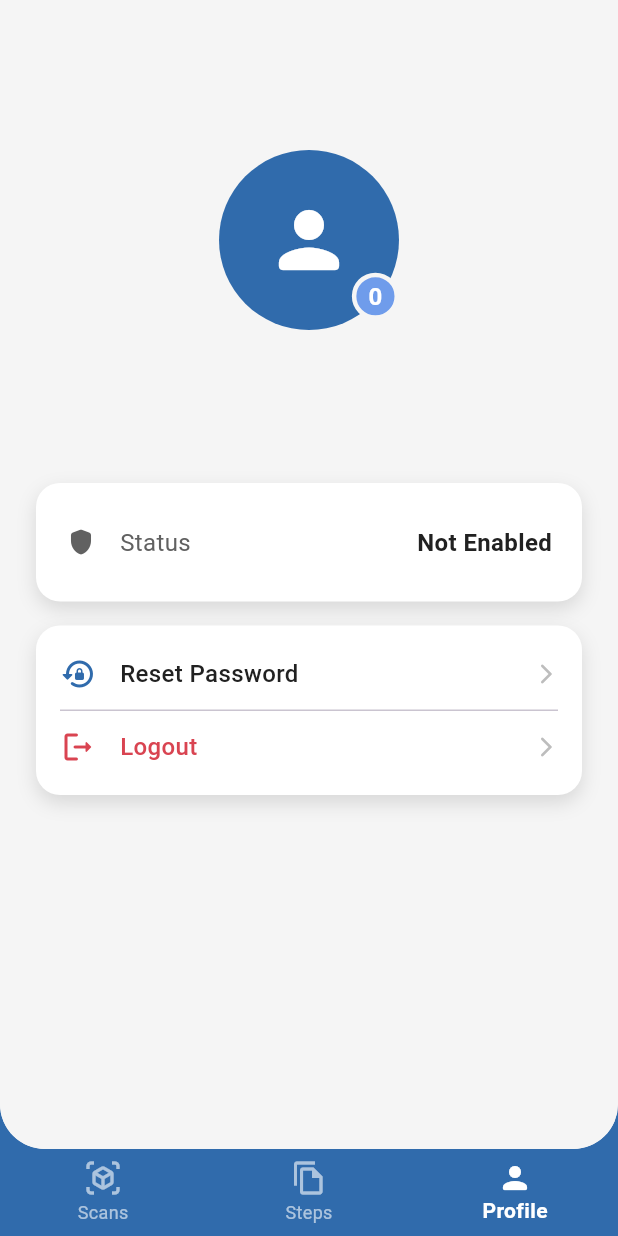
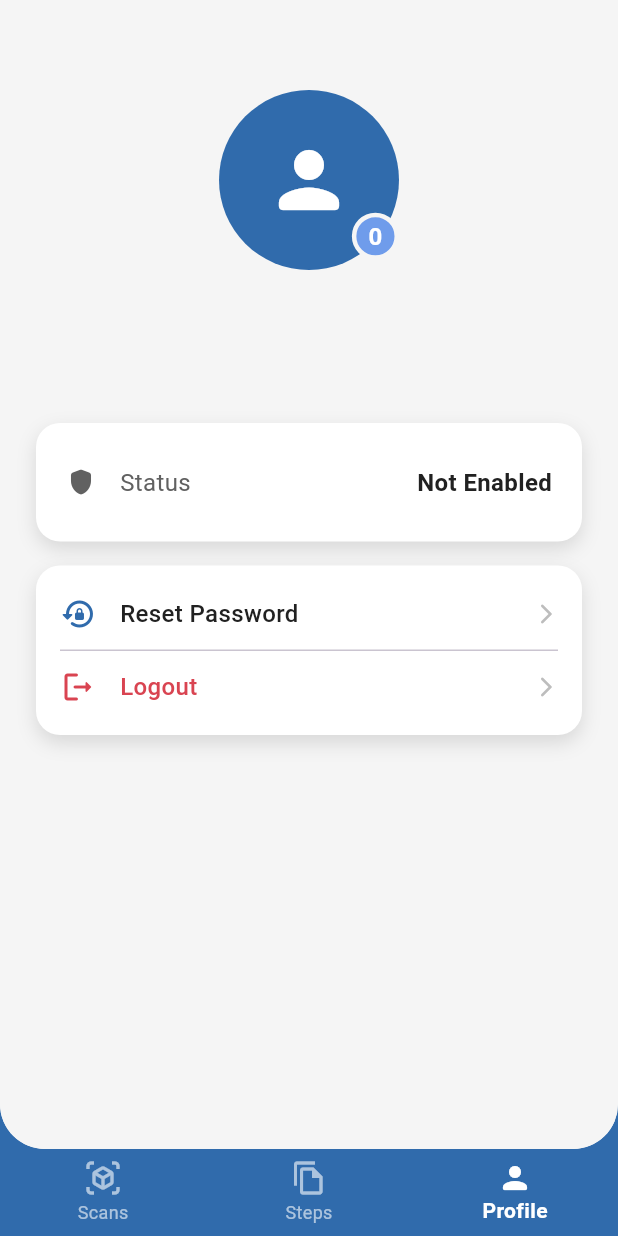
Before and after one commit to tomdevnut/pmdscomputervision, a Flutter app: the screen it shows once a user with an empty profile is signed in, item 3 of the bottom bar chosen, on a phone screen of 412 x 824 dp. Run offline on Flutter 3.47's test engine with Material 3 defaults, Android fonts, the phone set to English and light mode, and no system bars; our stand-ins replace cloud_firestore, file_picker, firebase_auth, firebase_core, firebase_messaging, firebase_storage and 1 more; missing offline and left inert: dart:js_interop, dart:ui_web; accounts and stored records are empty; network calls fail.

Commit message:
Refactor UI components for improved consistency and clarity across multiple screens

```diff
--- a/src/flutter/cad_match/lib/screens/main_page.dart
+++ b/src/flutter/cad_match/lib/screens/main_page.dart
@@ -19,11 +19,8 @@ class _MainPageState extends State<MainPage> {
   @override
   Widget build(BuildContext context) {
     return Scaffold(
-      backgroundColor: AppColors.primary, // Sfondo scuro che funge da base
-      body: SafeArea(
-        bottom: false, // La safe area inferiore è gestita dalla nav bar
-        child: Container(
-          // Contenitore chiaro per le pagine
+      backgroundColor: AppColors.primary,
+      body: Container(
         decoration: const BoxDecoration(
           color: AppColors.backgroundColor,
           borderRadius: BorderRadius.only(
@@ -39,20 +36,20 @@ class _MainPageState extends State<MainPage> {
           child: pages[currentIndex],
         ),
       ),
-      ),
-      bottomNavigationBar: Theme(
+      bottomNavigationBar: SafeArea(
+        top: false,
+        child: Theme(
           data: Theme.of(context).copyWith(
             splashColor: Colors.transparent,
             highlightColor: Colors.transparent,
           ),
           child: BottomNavigationBar(
             currentIndex: currentIndex,
-          backgroundColor: AppColors.primary, // Sfondo scuro per integrarsi
-          type: BottomNavigationBarType
-              .fixed, // Assicura che lo sfondo sia visibile
+            backgroundColor: AppColors.primary,
+            type: BottomNavigationBarType.fixed,
             elevation: 0,
             enableFeedback: false,
-          selectedItemColor: AppColors.buttonText, // Testo e icone bianche
+            selectedItemColor: AppColors.buttonText,
             unselectedItemColor: AppColors.buttonTextSemiTransparent,
             selectedLabelStyle: const TextStyle(fontWeight: FontWeight.bold),
             onTap: (index) {
@@ -79,6 +76,7 @@ class _MainPageState extends State<MainPage> {
             ],
           ),
         ),
+      ),
     );
   }
 }
--- a/src/flutter/cad_match/lib/screens/profile_page.dart
+++ b/src/flutter/cad_match/lib/screens/profile_page.dart
@@ -68,18 +68,36 @@ class _ProfilePageState extends State<ProfilePage> {
     );
   }
 
+  // --- NUOVA FUNZIONE HELPER PER L'ICONA ---
+  IconData _getIconForLevel(int? level) {
+    switch (level) {
+      case 2:
+        return Icons.manage_accounts_rounded;
+      case 1:
+        return Icons.engineering_rounded;
+      default: // Livello 0 o qualsiasi altro caso
+        return Icons.person_rounded;
+    }
+  }
+
   @override
   Widget build(BuildContext context) {
     return Scaffold(
       backgroundColor: AppColors.backgroundColor,
-      body: _isLoading
+      body: SafeArea(
+        // Aggiunto SafeArea per rispettare la status bar
+        bottom: false,
+        child: _isLoading
             ? const Center(
                 child: CircularProgressIndicator(color: AppColors.primary),
               )
             : _user == null
             ? _buildSignedOutView()
             : SingleChildScrollView(
-              padding: const EdgeInsets.only(top: 100.0, bottom: 24.0),
+                padding: const EdgeInsets.only(
+                  top: 60.0,
+                  bottom: 24.0,
+                ), // Aggiustato padding
                 child: Column(
                   crossAxisAlignment: CrossAxisAlignment.center,
                   children: [
@@ -107,18 +125,26 @@ class _ProfilePageState extends State<ProfilePage> {
                   ],
                 ),
               ),
+      ),
     );
   }
 
   Widget _buildProfileIconWithBadge() {
-    String level = _userData?['level']?.toString() ?? '...';
+    final int? userLevel = _userData?['level'] as int?;
+    final String levelString = userLevel?.toString() ?? '...';
+    final IconData profileIcon = _getIconForLevel(userLevel);
+
     return Stack(
       alignment: Alignment.bottomRight,
       children: [
-        const CircleAvatar(
+        CircleAvatar(
           radius: 60,
           backgroundColor: AppColors.primary,
-          child: Icon(Icons.person_rounded, size: 60, color: Colors.white),
+          child: Icon(
+            profileIcon,
+            size: 60,
+            color: Colors.white,
+          ), // Icona dinamica
         ),
         Container(
           padding: const EdgeInsets.all(8),
@@ -128,7 +154,7 @@ class _ProfilePageState extends State<ProfilePage> {
             border: Border.all(color: AppColors.backgroundColor, width: 3),
           ),
           child: Text(
-            level,
+            levelString,
             style: const TextStyle(
               color: AppColors.buttonText,
               fontWeight: FontWeight.bold,
@@ -162,7 +188,6 @@ class _ProfilePageState extends State<ProfilePage> {
             label: 'Status',
             value: (_userData?['enabled'] ?? false) ? 'Enabled' : 'Not Enabled',
           ),
-          // Aggiungi qui altre info se necessario
         ],
       ),
     );
--- a/src/flutter/cad_match/lib/screens/scans_page.dart
+++ b/src/flutter/cad_match/lib/screens/scans_page.dart
@@ -194,7 +194,7 @@ class _ScansPageState extends State<ScansPage> {
   Widget _buildHeaderSection(bool hasActiveFilters) {
     return Padding(
       padding: const EdgeInsets.only(
-        top: 40.0,
+        top: 16.0,
         left: 24.0,
         right: 24.0,
         bottom: 16.0,
@@ -311,7 +311,7 @@ class _ScansPageState extends State<ScansPage> {
         onSelected: (_) => onSelected(),
         checkmarkColor: AppColors.primary,
         backgroundColor: AppColors.cardBackground,
-        selectedColor: AppColors.primary.withAlpha(51),
+        selectedColor: AppColors.filterChipColor,
         labelStyle: TextStyle(
           color: isSelected ? AppColors.primary : AppColors.textSecondary,
           fontWeight: FontWeight.bold,
@@ -321,7 +321,7 @@ class _ScansPageState extends State<ScansPage> {
           side: BorderSide(
             color: isSelected
                 ? AppColors.primary
-                : AppColors.unselected.withAlpha(128),
+                : AppColors.unselectedSemiTransparent,
           ),
         ),
       ),
--- a/src/flutter/cad_match/lib/screens/statistic_detail.dart
+++ b/src/flutter/cad_match/lib/screens/statistic_detail.dart
@@ -55,7 +55,7 @@ class StatisticDetailPage extends StatelessWidget {
               'ID: ${_v(stats['scanId'])}',
               style: TextStyle(
                 fontSize: 12,
-                color: AppColors.buttonText.withAlpha(204),
+                color: AppColors.buttonTextSemiTransparent,
               ),
             ),
           ],
--- a/src/flutter/cad_match/lib/screens/steps_page.dart
+++ b/src/flutter/cad_match/lib/screens/steps_page.dart
@@ -112,7 +112,7 @@ class _StepsPageState extends State<StepsPage> {
   Widget _buildHeaderSection() {
     return Padding(
       padding: const EdgeInsets.only(
-        top: 40.0,
+        top: 16.0,
         left: 24.0,
         right: 24.0,
         bottom: 16.0,
@@ -290,6 +290,8 @@ class _StepsPageState extends State<StepsPage> {
         child: InkWell(
           onTap: onTap,
           borderRadius: BorderRadius.circular(16),
+          splashColor: Colors.transparent,
+          highlightColor: Colors.transparent,
           child: Padding(
             padding: const EdgeInsets.all(16.0),
             child: AnimatedSize(
@@ -304,7 +306,7 @@ class _StepsPageState extends State<StepsPage> {
                       Container(
                         padding: const EdgeInsets.all(12),
                         decoration: BoxDecoration(
-                          color: AppColors.primary.withAlpha(26),
+                          color: AppColors.rowBoxColor,
                           borderRadius: BorderRadius.circular(12),
                         ),
                         child: const Icon(
--- a/src/flutter/cad_match/lib/utils.dart
+++ b/src/flutter/cad_match/lib/utils.dart
@@ -24,6 +24,11 @@ class AppColors {
   static const Color unselected = Color(
     0xFFBDBDBD,
   ); // Grigio per elementi non selezionati
+  static Color filterChipColor = primary.withAlpha(51);
+  static Color rowBoxColor = primary.withAlpha(26);
+  static const Color unselectedSemiTransparent = Color(
+    0x99BDBDBD,
+  ); // Grigio semi-trasparente per elementi non selezionati
   static const Color boxborder = Color(
     0x1A000000,
   ); // Bordo nero con bassa opacità
@@ -31,6 +36,7 @@ class AppColors {
     0x99FFFFFF,
   ); // Bianco semi-trasparente
   static const Color shadows = Colors.black12;
+  static const Color blackOverlay = Color(0x80000000);
 
   // Colori semantici
   static const Color error = Color(0xFFD94451);
@@ -196,6 +202,8 @@ Widget buildScanListItem({
     child: Material(
       color: Colors.transparent,
       child: InkWell(
+        splashColor: Colors.transparent,
+        highlightColor: Colors.transparent,
         onTap: onTap,
         borderRadius: BorderRadius.circular(16),
         child: Padding(
@@ -206,7 +214,7 @@ Widget buildScanListItem({
               Container(
                 padding: const EdgeInsets.all(12),
                 decoration: BoxDecoration(
-                  color: AppColors.primary.withAlpha(26),
+                  color: AppColors.rowBoxColor,
                   borderRadius: BorderRadius.circular(12),
                 ),
                 child: Icon(
```
Also changed, not shown: src/flutter/cad_match/lib/screens/scan_detail_page.dart (+8 -6 lines), src/flutter/cad_match/lib/screens/scanning_page.dart (+9 -54 lines). Lines whose indentation alone changed are shown as unchanged.
